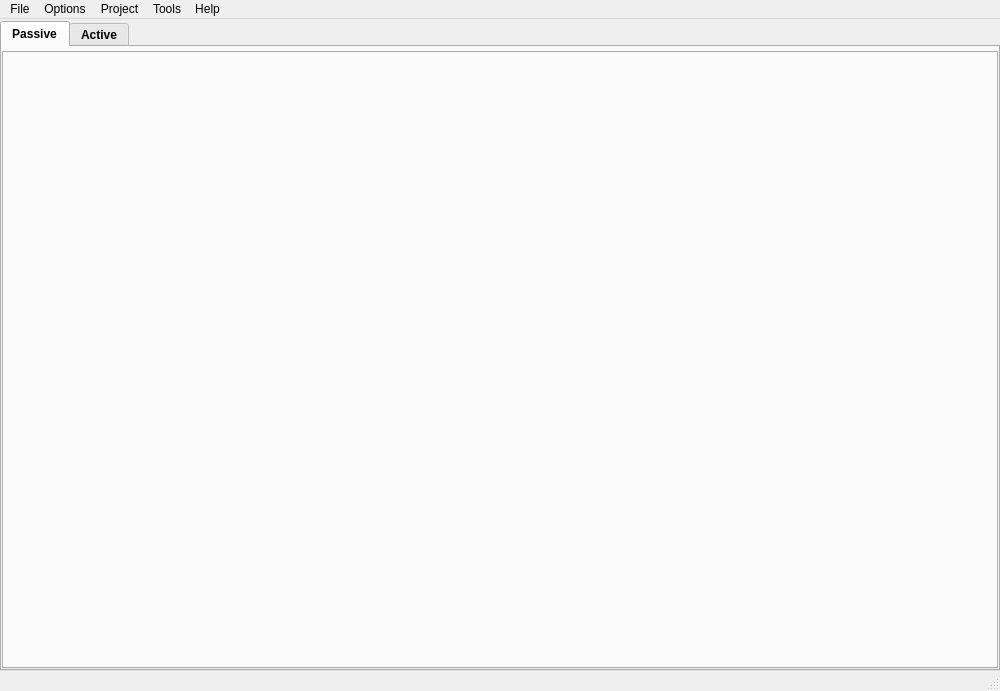
Qt form sub3suite/src/MainWindow.ui (3nock/OTE) before a commit.
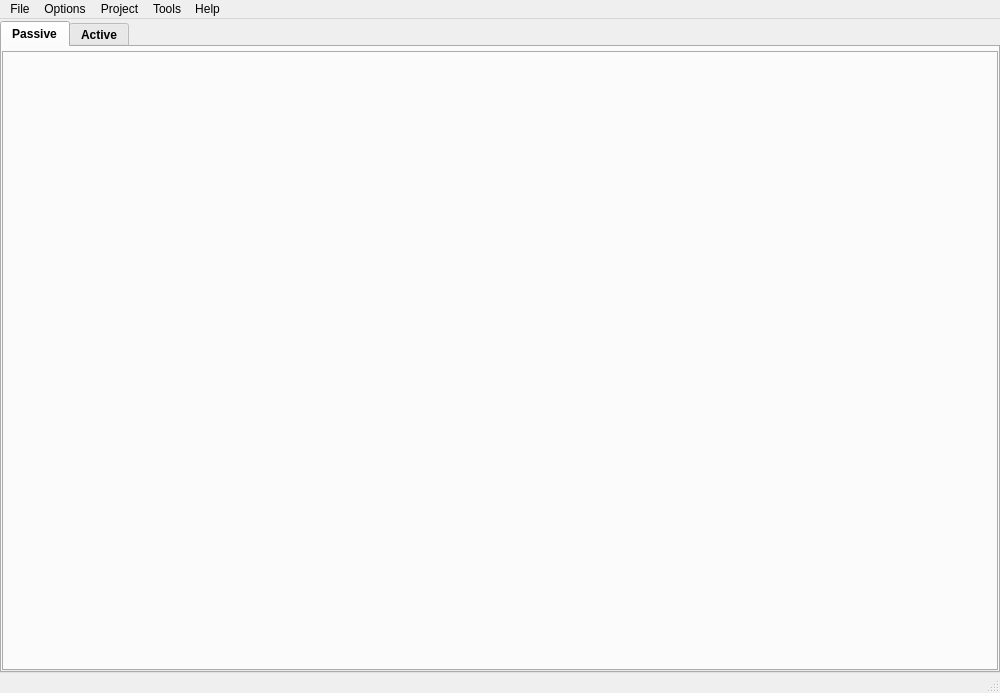
The same form after that commit. Icons and pictures are not drawn.

Patch:
```diff
--- a/sub3suite/src/MainWindow.ui
+++ b/sub3suite/src/MainWindow.ui
@@ -7,7 +7,7 @@
     <x>0</x>
     <y>0</y>
     <width>1000</width>
-    <height>691</height>
+    <height>693</height>
    </rect>
   </property>
   <property name="windowTitle">
```
Left out of the diff: 18 changed lines with no effect on the pictures.
